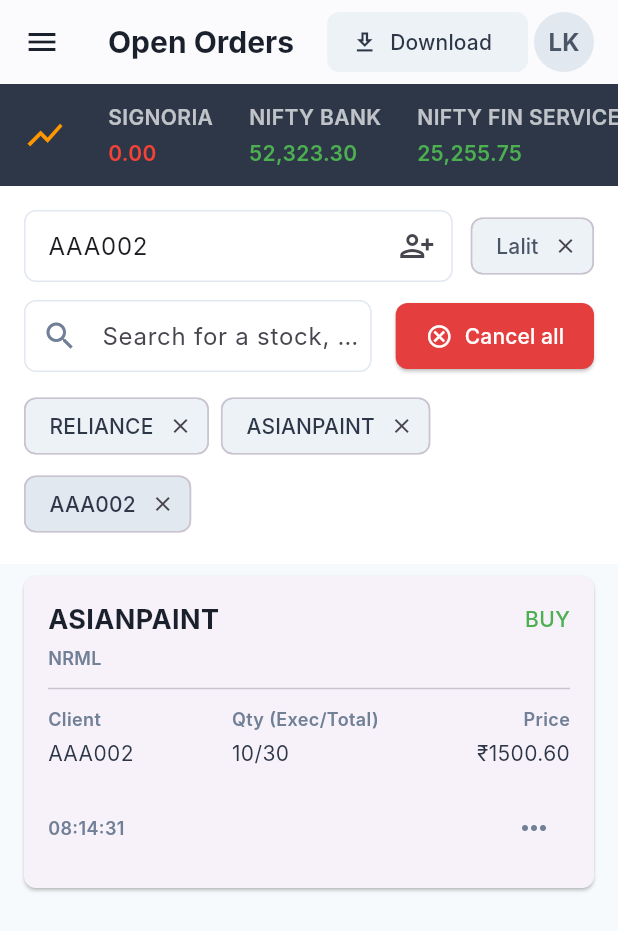
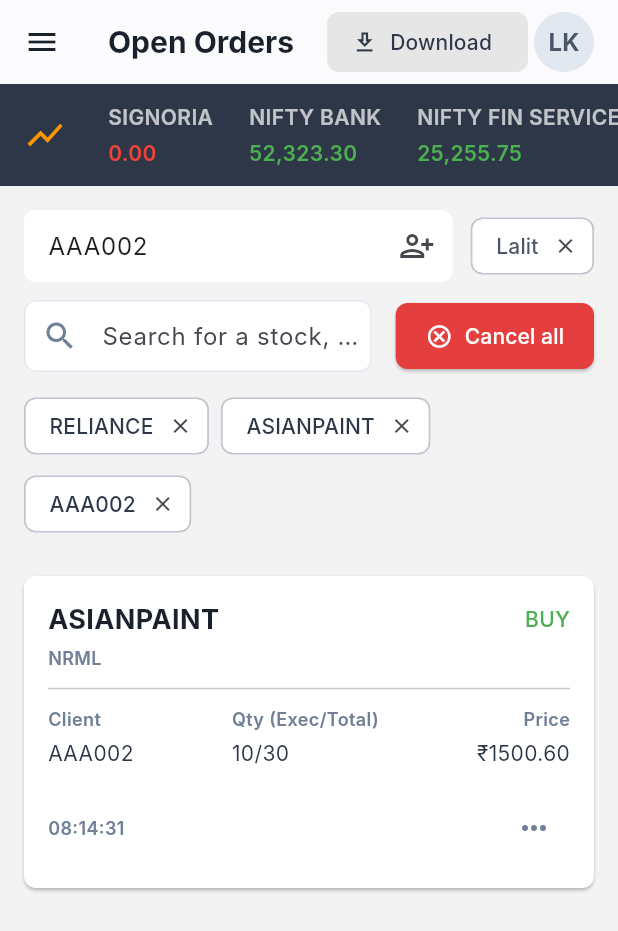
Before and after one commit to SidEnpassant/021Assignment, a Flutter app: the screen it shows after launch, on a phone screen of 412 x 824 dp. Shown: the top 931 px of the screen. Run offline on Flutter 3.47's test engine with Material 3 defaults, Android fonts, the phone set to English and light mode, and no system bars; Roboto replaces fonts that are missing (Inter).

Commit message:
some colour changes

```diff
--- a/lib/presentation/pages/orders_page.dart
+++ b/lib/presentation/pages/orders_page.dart
@@ -13,6 +13,7 @@
   @override
   Widget build(BuildContext context) {
     return Scaffold(
+      backgroundColor: const Color.fromARGB(255, 243, 243, 243),
       appBar: AppBar(
         leading: Builder(
           builder: (context) => IconButton(
@@ -25,13 +26,11 @@
           Padding(
             padding: const EdgeInsets.symmetric(vertical: 8.0, horizontal: 4.0),
             child: ElevatedButton.icon(
-              onPressed: () {
-                // Download logic
-              },
+              onPressed: () {},
               icon: const Icon(Icons.download_outlined),
               label: const Text('Download'),
               style: ElevatedButton.styleFrom(
-                backgroundColor: const Color(0xFFEDF2F7),
+                backgroundColor: const Color.fromARGB(255, 230, 230, 230),
                 foregroundColor: const Color(0xFF2D3748),
                 elevation: 0,
                 shape: RoundedRectangleBorder(
--- a/lib/presentation/widgets/filter_bar.dart
+++ b/lib/presentation/widgets/filter_bar.dart
@@ -13,13 +13,18 @@
 
     return Container(
       padding: const EdgeInsets.all(16),
-      color: Colors.white,
+      color: const Color.fromARGB(255, 243, 243, 243),
       child: Column(
         crossAxisAlignment: CrossAxisAlignment.start,
         children: [
           Row(
             children: [
               Expanded(
+                child: Container(
+                  decoration: BoxDecoration(
+                    color: const Color.fromARGB(255, 255, 255, 255),
+                    borderRadius: BorderRadius.circular(8),
+                  ),
                   child: TextField(
                     controller: clientController,
                     decoration: InputDecoration(
@@ -34,20 +39,29 @@
                       ),
                       border: OutlineInputBorder(
                         borderRadius: BorderRadius.circular(8),
-                      borderSide: const BorderSide(color: Color(0xFFE2E8F0)),
+                        borderSide: const BorderSide(
+                          color: Color.fromARGB(255, 255, 255, 255),
+                        ),
                       ),
                       enabledBorder: OutlineInputBorder(
                         borderRadius: BorderRadius.circular(8),
-                      borderSide: const BorderSide(color: Color(0xFFE2E8F0)),
+                        borderSide: const BorderSide(
+                          color: Color.fromARGB(255, 255, 255, 255),
                         ),
-                    contentPadding: const EdgeInsets.symmetric(horizontal: 12),
+                      ),
+                      contentPadding: const EdgeInsets.symmetric(
+                        horizontal: 12,
+                      ),
+                      fillColor: Colors.transparent,
+                      filled: true,
+                    ),
                   ),
                 ),
               ),
               const SizedBox(width: 12),
               Chip(
                 label: const Text('Lalit', style: filterTextStyle),
-                backgroundColor: const Color(0xFFEDF2F7),
+                backgroundColor: const Color.fromARGB(255, 255, 255, 255),
                 onDeleted: () {},
                 deleteIcon: const Icon(Icons.close, size: 16),
               ),
@@ -58,6 +72,11 @@
           Row(
             children: [
               Expanded(
+                child: Container(
+                  decoration: BoxDecoration(
+                    color: const Color.fromARGB(255, 255, 255, 255),
+                    borderRadius: BorderRadius.circular(8),
+                  ),
                   child: TextField(
                     decoration: InputDecoration(
                       hintText: 'Search for a stock, future, option or index',
@@ -67,13 +86,18 @@
                       ),
                       border: OutlineInputBorder(
                         borderRadius: BorderRadius.circular(8),
-                      borderSide: const BorderSide(color: Color(0xFFE2E8F0)),
+                        borderSide: const BorderSide(
+                          color: Color.fromARGB(255, 255, 255, 255),
+                        ),
                       ),
                       enabledBorder: OutlineInputBorder(
                         borderRadius: BorderRadius.circular(8),
                         borderSide: const BorderSide(color: Color(0xFFE2E8F0)),
                       ),
                       contentPadding: const EdgeInsets.symmetric(vertical: 10),
+                      fillColor: Colors.transparent,
+                      filled: true,
+                    ),
                   ),
                 ),
               ),
@@ -113,7 +137,7 @@
                       color: const Color(0xFF2D3748),
                     ),
                   ),
-                  backgroundColor: const Color(0xFFEDF2F7),
+                  backgroundColor: const Color.fromARGB(255, 255, 255, 255),
                   onDeleted: () => provider.removeTickerFilter(filter),
                   deleteIcon: const Icon(Icons.close, size: 16),
                 ),
@@ -126,7 +150,7 @@
                       color: const Color(0xFF2D3748),
                     ),
                   ),
-                  backgroundColor: const Color(0xFFE2E8F0),
+                  backgroundColor: const Color.fromARGB(255, 255, 255, 255),
                   onDeleted: () => provider.removeClientFilter(filter),
                   deleteIcon: const Icon(Icons.close, size: 16),
                 ),
--- a/lib/presentation/widgets/order_card.dart
+++ b/lib/presentation/widgets/order_card.dart
@@ -10,6 +10,7 @@
   @override
   Widget build(BuildContext context) {
     return Card(
+      color: Colors.white,
       margin: const EdgeInsets.symmetric(horizontal: 16, vertical: 8),
       elevation: 1,
       shape: RoundedRectangleBorder(borderRadius: BorderRadius.circular(8)),
```
Lines whose indentation alone changed are shown as unchanged.
